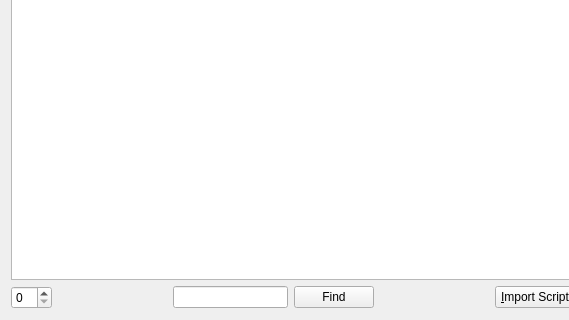
The window that guiclient/scriptEditor.ui (Pegasus-RPG/xtuple-client) describes before a commit, drawn with Qt 5; both pictures show x 0 to 569 and y 274 to 594 of the 672 by 594 pixel window.
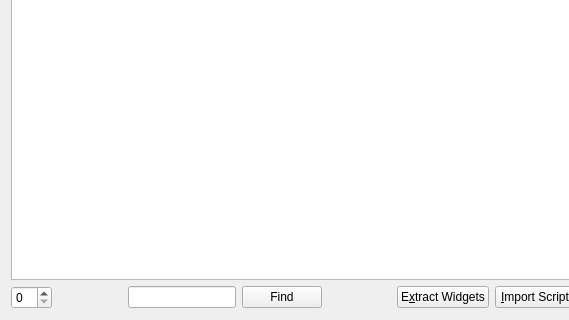
The same window after the commit. Custom widgets are drawn as their Qt base class.

Commit message:
Issue #28138: Add widget extractor to script editor window (#1285)
* First pass at widget extractor embedded in script editor

* add explicit includes

* Tweaking implementation of dialog and other cleanup

* excluding xwidget and xdialog

Diff of the .ui file:
```diff
--- a/guiclient/scriptEditor.ui
+++ b/guiclient/scriptEditor.ui
@@ -202,6 +202,16 @@
        </property>
       </spacer>
      </item>
+     <item>
+      <widget class="QPushButton" name="_extractWidgets">
+       <property name="toolTip">
+        <string>Extract widget names from matching screen, or present list of matching screens if multiple matches found</string>
+       </property>
+       <property name="text">
+        <string>E&amp;xtract Widgets</string>
+       </property>
+      </widget>
+     </item>
      <item>
       <widget class="QPushButton" name="_import">
        <property name="text">
```
Left out of the diff: 4 changed lines with no effect on the pictures. The commit also changes 6 other files.
